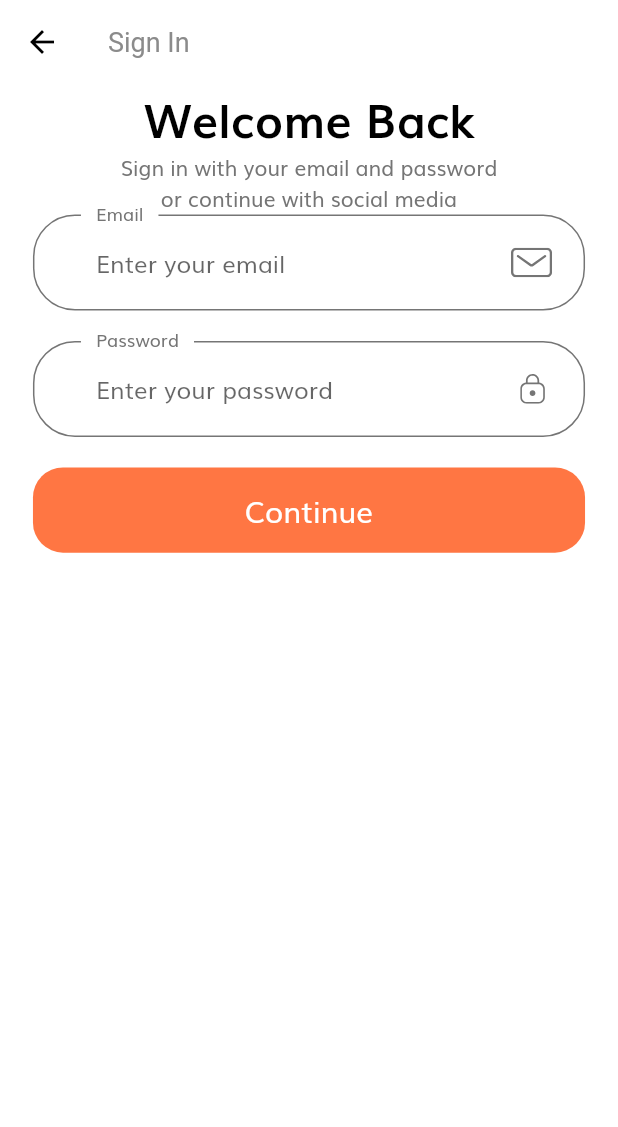
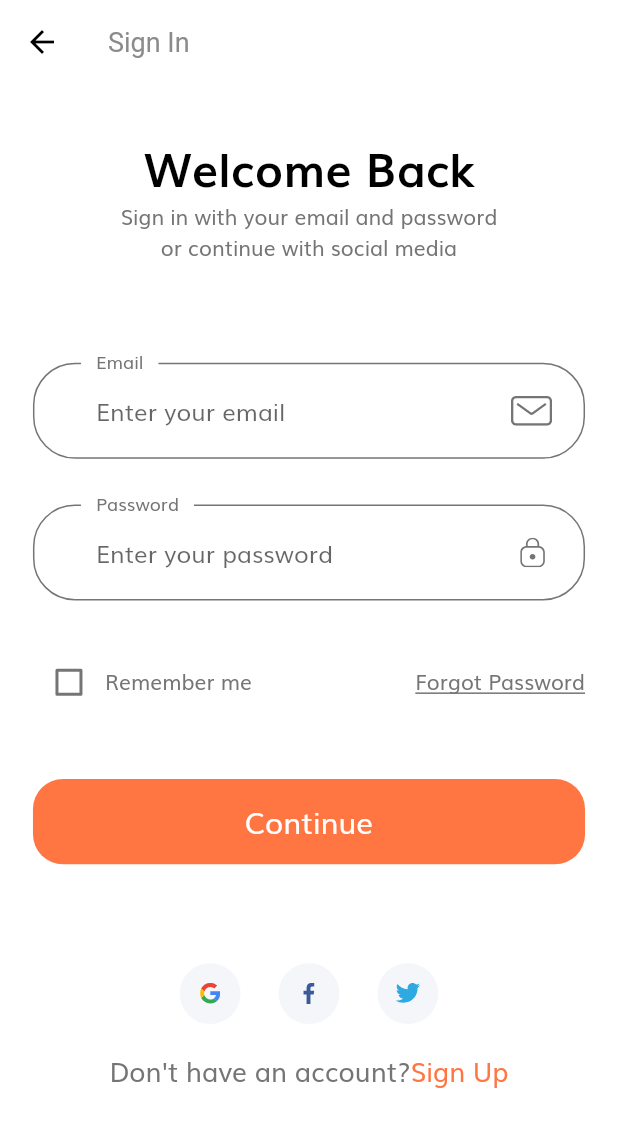
Before and after one commit to CharwekarAkshay/modern_shop_app, a Flutter app: the screen it shows after launch, after a tap on "Continue", on a phone screen of 412 x 824 dp. Shown: the top 1127 px of the screen. Run offline on Flutter 3.47's test engine with Material 2 defaults, Android fonts, the light colour scheme and no system bars; our stand-ins replace flutter_svg.

Commit message:
Done with forgot password screen

```diff
--- /dev/null
+++ b/lib/components/no_account_text.dart
@@ -0,0 +1,36 @@
+import 'package:flutter/material.dart';
+import 'package:modern_shop_app/screens/forgot_password/forgot_password_screen.dart';
+import 'package:modern_shop_app/size_config.dart';
+
+import '../constants.dart';
+
+class NoAccountText extends StatelessWidget {
+  const NoAccountText({
+    Key key,
+  }) : super(key: key);
+
+  @override
+  Widget build(BuildContext context) {
+    return Row(
+      mainAxisAlignment: MainAxisAlignment.center,
+      children: [
+        Text(
+          "Don't have an account?",
+          style: TextStyle(
+            fontSize: getProportionateScreenWidth(16),
+          ),
+        ),
+        GestureDetector(
+          onTap: () {},
+          child: Text(
+            "Sign Up",
+            style: TextStyle(
+              fontSize: getProportionateScreenWidth(16),
+              color: kPrimaryColor,
+            ),
+          ),
+        ),
+      ],
+    );
+  }
+}
--- /dev/null
+++ b/lib/components/social_card.dart
@@ -0,0 +1,33 @@
+import "package:flutter/material.dart";
+import 'package:flutter_svg/flutter_svg.dart';
+import 'package:modern_shop_app/size_config.dart';
+
+class SocialCard extends StatelessWidget {
+  const SocialCard({
+    Key key,
+    this.icon,
+    this.press,
+  }) : super(key: key);
+
+  final String icon;
+  final Function press;
+
+  @override
+  Widget build(BuildContext context) {
+    return GestureDetector(
+      onTap: press,
+      child: Container(
+        margin:
+            EdgeInsets.symmetric(horizontal: getProportionateScreenWidth(10)),
+        padding: EdgeInsets.all(getProportionateScreenWidth(12)),
+        height: getProportionateScreenHeight(40),
+        width: getProportionateScreenWidth(40),
+        decoration: BoxDecoration(
+          color: Color(0xFFF5F6F9),
+          shape: BoxShape.circle,
+        ),
+        child: SvgPicture.asset(icon),
+      ),
+    );
+  }
+}
--- a/lib/constants.dart
+++ b/lib/constants.dart
@@ -11,3 +11,12 @@ const kSecondaryColor = Color(0xFF979797);
 const kTextColor = Color(0xFF757575);
 
 const kAnimationDuration = Duration(milliseconds: 200);
+
+// Form Error
+final RegExp emailValidationRegExp =
+     RegExp(r"^[a-zA-Z0-9.a-zA-Z0-9.!#$%&'*+-/=?^_`{|}~]+@[a-zA-Z0-9]+\.[a-zA-Z]+");
+const kEmailNullError = "Please Enter Valid Email";
+const kInvalidEmailError = "Please Enter Valid Email";
+const kPassNullError = "Please Enter your Password";
+const kShortPassError = "Password is too short";
+const kMatchPassError = "Password don't match";
--- a/lib/routes.dart
+++ b/lib/routes.dart
@@ -1,4 +1,5 @@
 import 'package:flutter/widgets.dart';
+import 'package:modern_shop_app/screens/forgot_password/forgot_password_screen.dart';
 import 'package:modern_shop_app/screens/sign_in/sing_in_screen.dart';
 import 'package:modern_shop_app/screens/splash/splash_screen.dart';
 
@@ -6,4 +7,5 @@ import 'package:modern_shop_app/screens/splash/splash_screen.dart';
 final Map<String, WidgetBuilder> routes = {
   SplashScreen.routeName: (context) => SplashScreen(),
   SignInScreen.routeName: (context) => SignInScreen(),
+  ForgotPasswordScreen.routeName: (context) => ForgotPasswordScreen(),
 };
--- /dev/null
+++ b/lib/screens/forgot_password/forgot_password_screen.dart
@@ -0,0 +1,15 @@
+import 'package:flutter/material.dart';
+import 'components/body.dart';
+
+class ForgotPasswordScreen extends StatelessWidget {
+  static String routeName = '/forgot_password';
+  @override
+  Widget build(BuildContext context) {
+    return Scaffold(
+      appBar: AppBar(
+        title: Text('Forgot Password'),
+      ),
+      body: Body(),
+    );
+  }
+}
--- a/lib/screens/sign_in/components/body.dart
+++ b/lib/screens/sign_in/components/body.dart
@@ -1,8 +1,7 @@
 import 'package:flutter/material.dart';
-import 'package:flutter_svg/svg.dart';
-import 'package:modern_shop_app/components/custom_suffix_button.dart';
-import 'package:modern_shop_app/components/default_button.dart';
-import 'package:modern_shop_app/constants.dart';
+import 'package:modern_shop_app/components/no_account_text.dart';
+import 'package:modern_shop_app/components/social_card.dart';
+import 'package:modern_shop_app/screens/sign_in/components/sign_in_form.dart';
 import 'package:modern_shop_app/size_config.dart';
 
 class Body extends StatelessWidget {
@@ -15,8 +14,12 @@ class Body extends StatelessWidget {
           padding: EdgeInsets.symmetric(
             horizontal: getProportionateScreenWidth(20),
           ),
+          child: SingleChildScrollView(
             child: Column(
               children: [
+                SizedBox(
+                  height: SizeConfig.screenHeight * 0.04,
+                ),
                 Text(
                   "Welcome Back",
                   style: TextStyle(
@@ -29,65 +32,37 @@ class Body extends StatelessWidget {
                   "Sign in with your email and password \nor continue with social media",
                   textAlign: TextAlign.center,
                 ),
+                SizedBox(
+                  height: SizeConfig.screenHeight * 0.08,
+                ),
                 SignForm(),
+                SizedBox(
+                  height: SizeConfig.screenHeight * 0.08,
+                ),
+                Row(
+                  mainAxisAlignment: MainAxisAlignment.center,
+                  children: [
+                    SocialCard(
+                      icon: 'assets/icons/google-icon.svg',
+                      press: () {},
+                    ),
+                    SocialCard(
+                      icon: 'assets/icons/facebook-2.svg',
+                      press: () {},
+                    ),
+                    SocialCard(
+                      icon: 'assets/icons/twitter.svg',
+                      press: () {},
+                    )
                   ],
+                ),
+                SizedBox(height: getProportionateScreenWidth(16)),
+                NoAccountText()
+              ],
+            ),
           ),
         ),
       ),
     );
   }
 }
-
-class SignForm extends StatefulWidget {
-  @override
-  _SignFormState createState() => _SignFormState();
-}
-
-class _SignFormState extends State<SignForm> {
-  final _formKey = GlobalKey<FormState>();
-  @override
-  Widget build(BuildContext context) {
-    return Form(
-      key: _formKey,
-      child: Column(
-        children: [
-          buildEmailFormField(),
-          SizedBox(height: getProportionateScreenHeight(20)),
-          buildPasswordFormField(),
-          SizedBox(height: getProportionateScreenHeight(20)),
-          DefaultButton(
-            text: 'Continue',
-            press: () {},
-          ),
-        ],
-      ),
-    );
-  }
-
-  TextFormField buildPasswordFormField() {
-    return TextFormField(
-      keyboardType: TextInputType.visiblePassword,
-      obscureText: true,
-      decoration: InputDecoration(
-        labelText: 'Password',
-        hintText: 'Enter your password',
-        suffixIcon: CustomSuffixIcon(
-          svgIcon: 'assets/icons/Lock.svg',
-        ),
-      ),
-    );
-  }
-
-  TextFormField buildEmailFormField() {
-    return TextFormField(
-      keyboardType: TextInputType.emailAddress,
-      decoration: InputDecoration(
-        labelText: 'Email',
-        hintText: 'Enter your email',
-        suffixIcon: CustomSuffixIcon(
-          svgIcon: 'assets/icons/Mail.svg',
-        ),
-      ),
-    );
-  }
-}
--- /dev/null
+++ b/lib/screens/sign_in/components/sign_in_form.dart
@@ -0,0 +1,147 @@
+import 'package:flutter/material.dart';
+import 'package:modern_shop_app/components/custom_suffix_button.dart';
+import 'package:modern_shop_app/components/default_button.dart';
+import 'package:modern_shop_app/components/form_error.dart';
+import 'package:modern_shop_app/screens/forgot_password/forgot_password_screen.dart';
+import 'package:modern_shop_app/size_config.dart';
+
+import '../../../constants.dart';
+
+class SignForm extends StatefulWidget {
+  @override
+  _SignFormState createState() => _SignFormState();
+}
+
+class _SignFormState extends State<SignForm> {
+  final _formKey = GlobalKey<FormState>();
+  final List<String> errors = [];
+  String email;
+  String password;
+  bool remember = false;
+  @override
+  Widget build(BuildContext context) {
+    return Form(
+      key: _formKey,
+      child: Column(
+        children: [
+          buildEmailFormField(),
+          SizedBox(height: getProportionateScreenHeight(30)),
+          buildPasswordFormField(),
+          SizedBox(height: getProportionateScreenHeight(30)),
+          Row(
+            children: [
+              Checkbox(
+                  value: remember,
+                  activeColor: kPrimaryColor,
+                  onChanged: (value) {
+                    setState(() {
+                      remember = value;
+                    });
+                  }),
+              Text("Remember me"),
+              Spacer(),
+              GestureDetector(
+                onTap: () => Navigator.popAndPushNamed(
+                    context, ForgotPasswordScreen.routeName),
+                child: Text(
+                  'Forgot Password',
+                  style: TextStyle(decoration: TextDecoration.underline),
+                ),
+              ),
+            ],
+          ),
+          SizedBox(height: getProportionateScreenHeight(20)),
+          FormError(errors: errors),
+          SizedBox(height: getProportionateScreenHeight(20)),
+          DefaultButton(
+            text: 'Continue',
+            press: () {
+              if (_formKey.currentState.validate()) {
+                _formKey.currentState.save();
+              }
+            },
+          ),
+        ],
+      ),
+    );
+  }
+
+  TextFormField buildPasswordFormField() {
+    return TextFormField(
+      keyboardType: TextInputType.visiblePassword,
+      obscureText: true,
+      onSaved: (newValue) => password = newValue,
+      onChanged: (value) {
+        if (value.isNotEmpty && errors.contains(kPassNullError)) {
+          setState(() {
+            errors.remove(kPassNullError);
+          });
+        } else if (value.length >= 8 && errors.contains(kShortPassError)) {
+          setState(() {
+            errors.remove(kShortPassError);
+          });
+        }
+        return null;
+      },
+      validator: (value) {
+        if (value.isEmpty && !errors.contains(kPassNullError)) {
+          setState(() {
+            errors.add(kPassNullError);
+          });
+        } else if (value.length < 8 && !errors.contains(kShortPassError)) {
+          setState(() {
+            errors.add(kShortPassError);
+          });
+        }
+        return null;
+      },
+      decoration: InputDecoration(
+        labelText: 'Password',
+        hintText: 'Enter your password',
+        suffixIcon: CustomSuffixIcon(
+          svgIcon: 'assets/icons/Lock.svg',
+        ),
+      ),
+    );
+  }
+
+  TextFormField buildEmailFormField() {
+    return TextFormField(
+      keyboardType: TextInputType.emailAddress,
+      onSaved: (newValue) => email = newValue,
+      onChanged: (value) {
+        if (value.isEmpty && errors.contains(kEmailNullError)) {
+          setState(() {
+            errors.remove(kEmailNullError);
+          });
+        } else if (emailValidationRegExp.hasMatch(value) &&
+            errors.contains(kInvalidEmailError)) {
+          setState(() {
+            errors.remove(kInvalidEmailError);
+          });
+        }
+        return null;
+      },
+      validator: (value) {
+        if (value.isEmpty && !errors.contains(kEmailNullError)) {
+          setState(() {
+            errors.add(kEmailNullError);
+          });
+        } else if (!emailValidationRegExp.hasMatch(value) &&
+            !errors.contains(kInvalidEmailError)) {
+          setState(() {
+            errors.add(kInvalidEmailError);
+          });
+        }
+        return null;
+      },
+      decoration: InputDecoration(
+        labelText: 'Email',
+        hintText: 'Enter your email',
+        suffixIcon: CustomSuffixIcon(
+          svgIcon: 'assets/icons/Mail.svg',
+        ),
+      ),
+    );
+  }
+}
```
Also changed, not shown: lib/components/form_error.dart (added, +37 -0 lines), lib/screens/forgot_password/components/body.dart (added, +114 -0 lines). Lines whose indentation alone changed are shown as unchanged.
